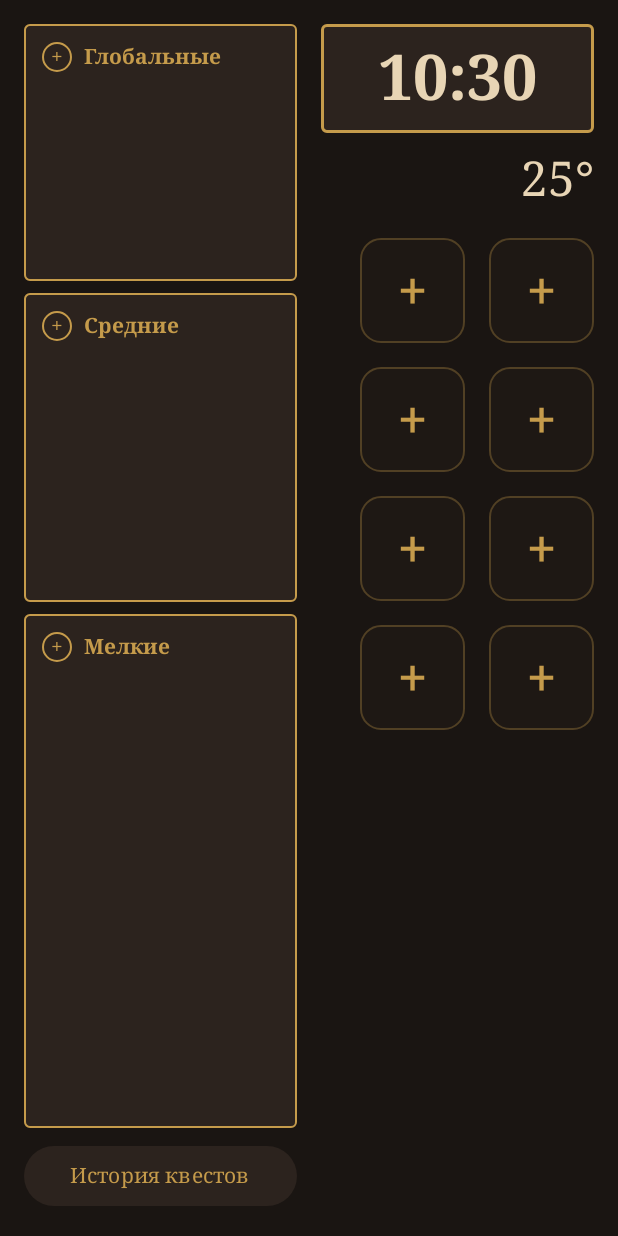
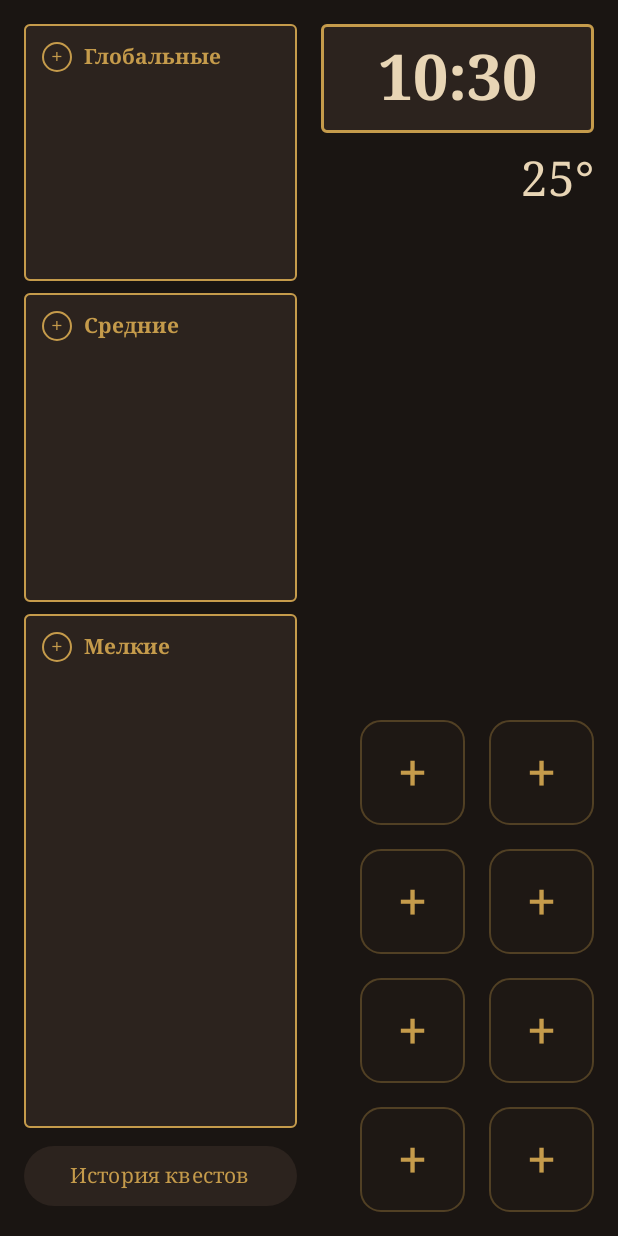
Before and after one commit to Altegro-Salvatore/MyLauncher, an Android app built with Jetpack Compose: the screen it shows after launch (MainActivity), on a phone screen of 412 x 824 dp. Run offline under Robolectric (Android 15) with nearby library versions, the phone set to English and light mode, and no system bars.

Commit message:
Update MainActivity.kt

```diff
--- a/app/src/main/java/com/altegro/launcher/MainActivity.kt
+++ b/app/src/main/java/com/altegro/launcher/MainActivity.kt
@@ -239,15 +239,15 @@ fun ScreenOne() {
             }
         }
 
-        // Отступ между колонками (такой же, как отступ от края экрана - 16dp)
         Spacer(modifier = Modifier.width(16.dp))
 
-        // ПРАВАЯ КОЛОНКА - ВРЕМЯ, ПОГОДА, ПРИЛОЖЕНИЯ
+        // ПРАВАЯ КОЛОНКА - ВРЕМЯ, ПОГОДА И ПРИЛОЖЕНИЯ
         Column(modifier = Modifier.weight(1f).fillMaxHeight(), horizontalAlignment = Alignment.End) {
             ClockWidget()
             Text("25°", fontSize = 32.sp, fontFamily = FontFamily.Serif, color = ColorParchment, modifier = Modifier.padding(vertical = 12.dp))
 
-            Spacer(modifier = Modifier.height(8.dp))
+            // ВОТ ЭТОТ SPACER ПРИЖИМАЕТ ВСЕ ПРИЛОЖЕНИЯ ВНИЗ
+            Spacer(modifier = Modifier.weight(1f))
 
             // Сетка приложений (2 колонки на 4 строки, увеличенные)
             Column(verticalArrangement = Arrangement.spacedBy(16.dp)) {
@@ -260,7 +260,7 @@ fun ScreenOne() {
                             if (app != null) {
                                 Box(
                                     modifier = Modifier
-                                        .size(70.dp) // УВЕЛИЧИЛИ РАЗМЕР С 56 ДО 70
+                                        .size(70.dp)
                                         .background(Color(0xFF1E1814), RoundedCornerShape(14.dp))
                                         .border(1.dp, ColorGold, RoundedCornerShape(14.dp))
                                         .clickable { context.startActivity(context.packageManager.getLaunchIntentForPackage(app.packageName)) },
@@ -271,7 +271,7 @@ fun ScreenOne() {
                             } else {
                                 Box(
                                     modifier = Modifier
-                                        .size(70.dp) // УВЕЛИЧИЛИ РАЗМЕР С 56 ДО 70
+                                        .size(70.dp)
                                         .background(Color(0xFF1E1814), RoundedCornerShape(14.dp))
                                         .border(1.dp, ColorGold.copy(alpha = 0.3f), RoundedCornerShape(14.dp))
                                         .clickable { appToReplaceIndex = -1; showAppPicker = true },
```
